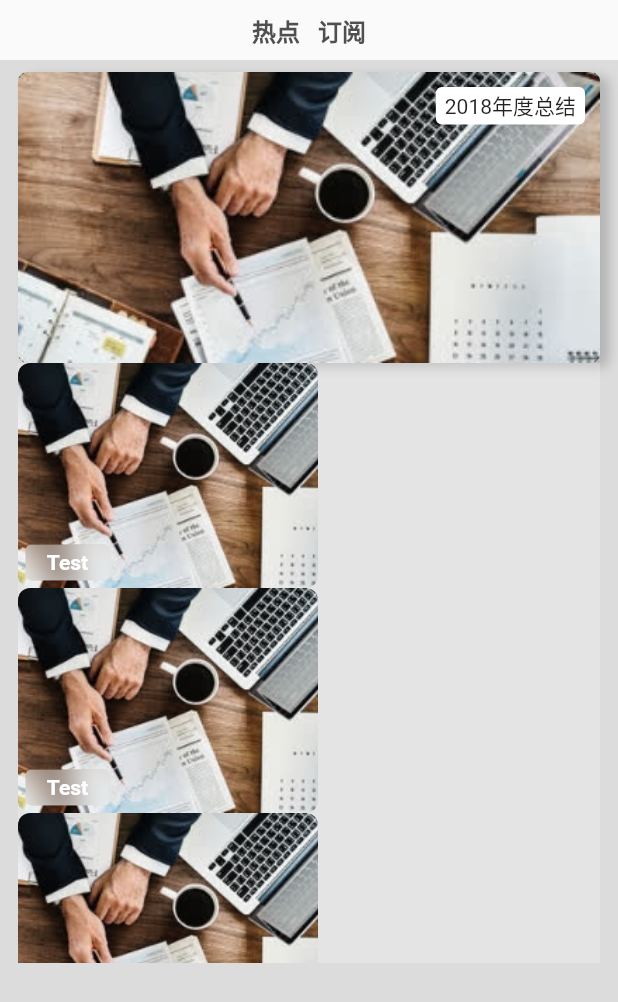
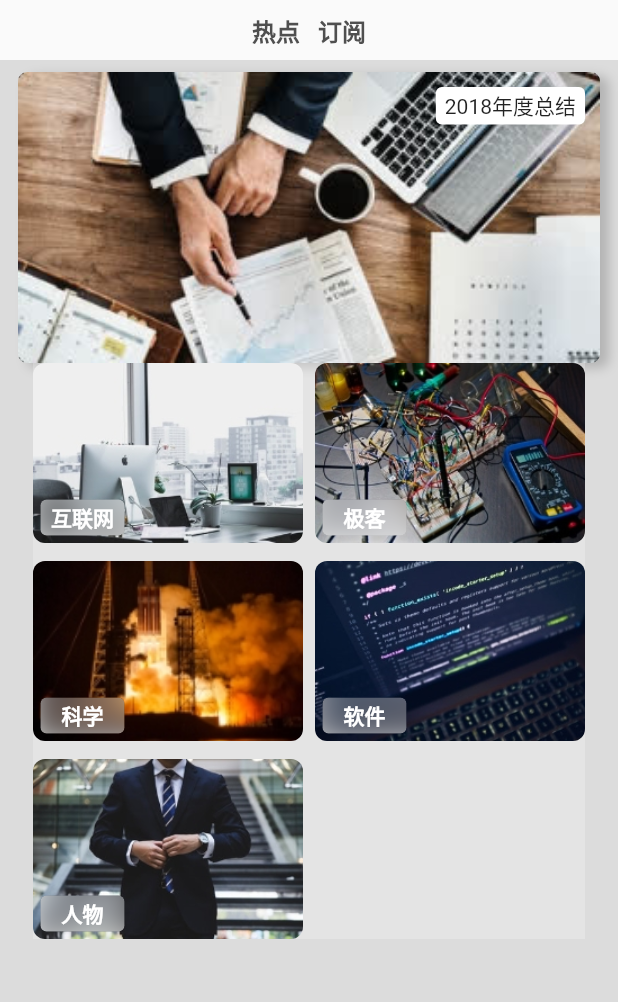
Before and after one commit to wzjing/reco, a Flutter app: the screen it shows after launch, on a phone screen of 412 x 824 dp. Shown: the top 1002 px of the screen. Run offline on Flutter 3.47's test engine with Material 2 defaults, Android fonts, the phone set to English and light mode, and no system bars.

Commit message:
update project

```diff
--- a/lib/home/home.dart
+++ b/lib/home/home.dart
@@ -30,22 +30,37 @@ class _HomePageState extends State<HomePage> {
           scrollDirection: Axis.vertical,
           child: Column(
             children: <Widget>[
-              Poster('2018年度总结'),
+              CoverCard('2018年度总结'),
               Container(
                 color: Colors.white24,
-                child: Flow(
-                  delegate: CardDelegate(),
+                child: Wrap(
+                  spacing: 8,
+                  runSpacing: 12,
+                  direction: Axis.horizontal,
                   children: <Widget>[
-                    FlowCard(
-                      tag: 'Test',
+                    TitleCard(
+                      tag: '互联网',
+                      image: 'assets/graphics/internet.jpg',
                       onPressed: () => Navigator.pushNamed(context, '/news'),
                     ),
-                    FlowCard(
-                      tag: 'Test',
+                    TitleCard(
+                      tag: '极客',
+                      image: 'assets/graphics/geek.jpg',
                       onPressed: () => Navigator.pushNamed(context, '/news'),
                     ),
-                    FlowCard(
-                      tag: 'Test',
+                    TitleCard(
+                      tag: '科学',
+                      image: 'assets/graphics/science.jpg',
+                      onPressed: () => Navigator.pushNamed(context, '/news'),
+                    ),
+                    TitleCard(
+                      tag: '软件',
+                      image: 'assets/graphics/program.jpg',
+                      onPressed: () => Navigator.pushNamed(context, '/news'),
+                    ),
+                    TitleCard(
+                      tag: '人物',
+                      image: 'assets/graphics/people.jpg',
                       onPressed: () => Navigator.pushNamed(context, '/news'),
                     ),
                   ],
--- a/lib/widget/card.dart
+++ b/lib/widget/card.dart
@@ -2,18 +2,18 @@ import 'package:flutter/material.dart';
 import 'package:flutter/widgets.dart';
 import 'dart:ui';
 
-class Poster extends StatefulWidget {
+class CoverCard extends StatefulWidget {
   final String title;
 
-  Poster(this.title);
+  CoverCard(this.title);
 
   @override
   State<StatefulWidget> createState() {
-    return _PosterState();
+    return _CoverCardState();
   }
 }
 
-class _PosterState extends State<Poster> {
+class _CoverCardState extends State<CoverCard> {
   @override
   Widget build(BuildContext context) {
     return AspectRatio(
@@ -53,12 +53,12 @@ class _PosterState extends State<Poster> {
   }
 }
 
-class FlowCard extends StatefulWidget {
+class TitleCard extends StatefulWidget {
   final double width;
 
   final double height;
 
-  // backgorund image
+  // background image
   final String image;
 
   // text tag to show
@@ -71,26 +71,26 @@ class FlowCard extends StatefulWidget {
 
   set size(Size value) => null;
 
-  FlowCard(
+  TitleCard(
       {this.image,
       this.tag = 'TAG',
       @required this.onPressed,
-      this.width = 200,
-      this.height = 150}) {
+      this.width = 180,
+      this.height = 120}) {
     this.size = Size(this.width, this.height);
   }
 
   @override
   State<StatefulWidget> createState() {
-    return _FlowCardState();
+    return _TitleCardState();
   }
 }
 
-class _FlowCardState extends State<FlowCard> {
+class _TitleCardState extends State<TitleCard> {
   @override
   Widget build(BuildContext context) {
     var cover = widget.image != null
-        ? Image.network(widget.image)
+        ? Image.asset(widget.image)
         : Image.asset('assets/graphics/cover.jpg');
 
     var textStyle = TextStyle(
--- a/lib/widget/flow.dart
+++ b/lib/widget/flow.dart
@@ -1,5 +1,34 @@
 import 'package:flutter/material.dart';
 import 'dart:ui';
+
+class FlowList extends StatelessWidget {
+  List<FlowItem> children;
+
+  FlowList({this.children});
+
+  @override
+  Widget build(BuildContext context) {
+    return Flow(
+      delegate: CardDelegate(),
+      children: children,
+    );
+  }
+}
+
+class FlowItem extends StatelessWidget {
+
+  int widthSpan;
+  int heightSpan;
+
+  Widget child;
+
+  FlowItem({this.widthSpan = 1, this.heightSpan = 1, this.child});
+
+  @override
+  Widget build(BuildContext context) {
+    return child;
+  }
+}
 
 class CardDelegate extends FlowDelegate {
   double spacing;
@@ -29,7 +58,7 @@ class CardDelegate extends FlowDelegate {
   }
 
   @override
-    Size getSize(BoxConstraints constraints) {
-      return this.size;
-    }
+  Size getSize(BoxConstraints constraints) {
+    return this.size;
+  }
 }
```
